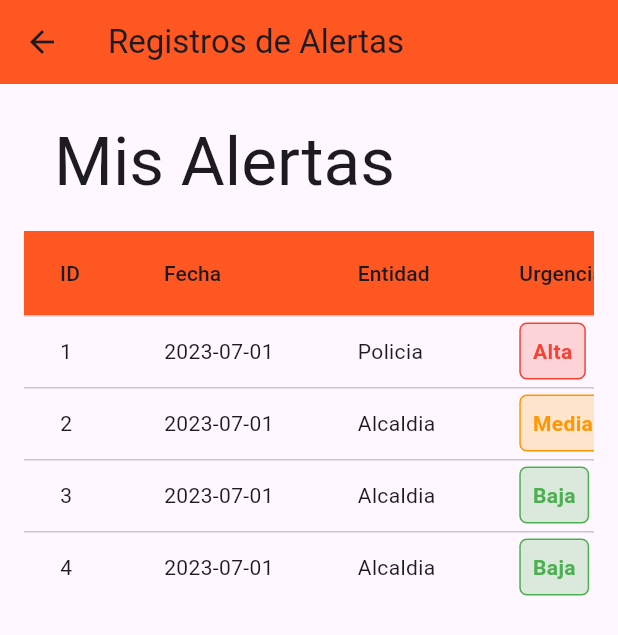
After one commit to braianmanrique/alerta_total, a Flutter app: the RecordsPage screen opened directly, on a phone screen of 412 x 824 dp. The commit adds this screen. Shown: the top 635 px of the screen. Run offline on Flutter 3.47's test engine with Material 3 defaults, Android fonts, the phone set to English and light mode, and no system bars; our stand-ins replace card_swiper, firebase_auth, firebase_core, google_sign_in, image_picker, sign_in_button; accounts and stored records are empty; network calls fail.

Commit message:
add table records

```diff
--- a/lib/pages/pages.dart
+++ b/lib/pages/pages.dart
@@ -1,2 +1,4 @@
+export 'package:alerta_total/pages/records_page.dart';
+
 export 'package:alerta_total/pages/home_page.dart';
 export 'package:alerta_total/pages/login_page.dart';
--- /dev/null
+++ b/lib/pages/records_page.dart
@@ -0,0 +1,108 @@
+import 'package:flutter/material.dart';
+
+class RecordsPage extends StatelessWidget {
+  @override
+  Widget build(BuildContext context) {
+    // Simulated records data
+    final List<Map<String, String>> records = [
+      {'ID': '1', 'Fecha': '2023-07-01', 'Entidad': 'Policia', 'Alert': 'High'},
+      {'ID': '2', 'Fecha': '2023-07-01', 'Entidad': 'Alcaldia', 'Alert': 'Medium'},
+      {'ID': '3', 'Fecha': '2023-07-01', 'Entidad': 'Alcaldia', 'Alert': 'Low'},
+      {'ID': '4', 'Fecha': '2023-07-01', 'Entidad': 'Alcaldia', 'Alert': 'Low'},
+      // Add more records as needed
+    ];
+
+    return Scaffold(
+      appBar: AppBar(
+        title: Text('Registros de Alertas'),
+        backgroundColor: Colors.deepOrange,
+      ),
+      body: Padding(
+
+        padding: const EdgeInsets.all(16.0),
+        child: Column(
+          crossAxisAlignment: CrossAxisAlignment.start,
+          children: [
+          _Title(),
+           SingleChildScrollView(
+            scrollDirection: Axis.horizontal,
+            child: DataTable(
+              headingRowColor: MaterialStateColor.resolveWith((states) => Colors.deepOrange),
+              columns: [
+                DataColumn(label: Text('ID')),
+                DataColumn(label: Text('Fecha')),
+                DataColumn(label: Text('Entidad')),
+                DataColumn(label: Text('Urgencia')),
+              ],
+              rows: records.map((record) {
+                return DataRow(cells: [
+                  DataCell(Text(record['ID']!)),
+                  DataCell(Text(record['Fecha']!)),
+                  DataCell(Text(record['Entidad']!)),
+                  DataCell(_buildAlertCell(record['Alert']!)),
+                ]);
+              }).toList(),
+            ),
+          ),]
+        ),
+      ),
+    );
+  }
+
+  Widget _buildAlertCell(String alert) {
+    Color color;
+    String text;
+    switch (alert) {
+      case 'High':
+        color = Colors.red;
+        text = 'Alta';
+        break;
+      case 'Medium':
+        color = Colors.orange;
+        text = 'Media';
+        break;
+      case 'Low':
+        color = Colors.green;
+        text = 'Baja';
+        break;
+      default:
+        color = Colors.grey;
+        text = 'Desconocida';
+    }
+    return Container(
+      padding: EdgeInsets.all(8.0),
+      decoration: BoxDecoration(
+        color: color.withOpacity(0.2),
+        borderRadius: BorderRadius.circular(5),
+        border: Border.all(color: color),
+      ),
+      child: Text(
+        text,
+        style: TextStyle(color: color, fontWeight: FontWeight.bold),
+      ),
+    );
+  }
+}
+
+class _Title extends StatelessWidget {
+  @override
+  Widget build(BuildContext context) {
+    return Container(
+      margin: EdgeInsets.only(top: 10, bottom: 20),
+      padding: EdgeInsets.symmetric(horizontal: 0),
+      child: Row(children: [
+        SizedBox(width: 20),
+        Column(
+          children: [
+            Text(
+              'Mis Alertas',
+              style: Theme.of(context).textTheme.displayMedium,
+              overflow: TextOverflow.ellipsis,
+              maxLines: 2,
+            ),
+          ],
+        )
+      ]),
+    );
+  }
+}
```
Also changed, not shown: lib/pages/dashboard_page.dart (+16 -1 lines), lib/pages/report_page.dart (added, +205 -0 lines), lib/widgets/custom_botton_navigation.dart (+17 -3 lines), pubspec.yaml (+6 -1 lines), pubspec.lock, 9 other files.
